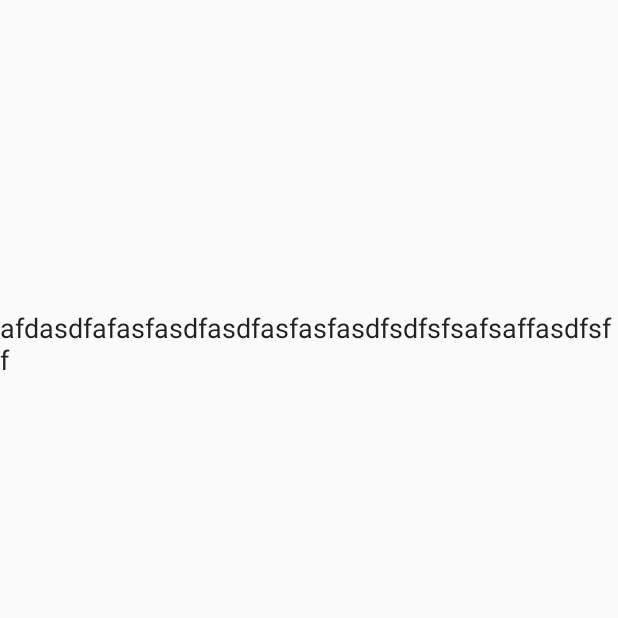
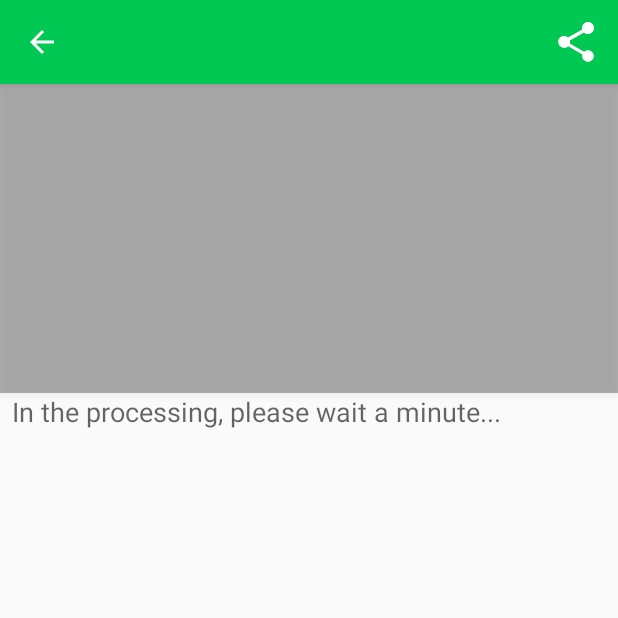
Before and after one commit to Belolme/GraduationProject_OCR_App, an Android app: the OCRTreatmentActivity screen opened directly, with no data from a screen before it, on a phone screen of 412 x 824 dp, the top half of it. Run offline under Robolectric (Android 15) with nearby library versions, the phone set to English and light mode, and no system bars.

Commit message:
接入分享，界面调优

```diff
--- a/app/build.gradle
+++ b/app/build.gradle
@@ -20,8 +20,8 @@ android {
 
 dependencies {
     implementation fileTree(include: ['*.jar'], dir: 'libs')
-    implementation 'com.android.support:appcompat-v7:27.1.0'
-    implementation 'com.android.support.constraint:constraint-layout:1.0.2'
+    implementation 'com.android.support:appcompat-v7:27.1.1'
+    implementation 'com.android.support.constraint:constraint-layout:1.1.0'
     implementation 'com.google.code.gson:gson:2.8.0'
     testImplementation 'junit:junit:4.12'
     androidTestImplementation 'com.android.support.test:runner:1.0.1'
--- a/app/src/main/AndroidManifest.xml
+++ b/app/src/main/AndroidManifest.xml
@@ -16,7 +16,9 @@
         android:roundIcon="@mipmap/ic_launcher_round"
         android:supportsRtl="true"
         android:theme="@style/AppTheme">
-        <activity android:name=".camera.MainActivity">
+        <activity
+            android:name=".camera.MainActivity"
+            android:theme="@style/AppTheme.FullScreen">
             <intent-filter>
                 <action android:name="android.intent.action.MAIN" />
 
--- a/app/src/main/java/com/billin/www/graduationproject_ocr/treatment/OCRTreatmentActivity.java
+++ b/app/src/main/java/com/billin/www/graduationproject_ocr/treatment/OCRTreatmentActivity.java
@@ -3,6 +3,15 @@ package com.billin.www.graduationproject_ocr.treatment;
 import android.content.Context;
 import android.content.Intent;
 import android.graphics.BitmapFactory;
+import android.support.v4.view.MenuItemCompat;
+import android.support.v7.app.ActionBar;
+import android.support.v7.widget.ShareActionProvider;
+import android.support.v7.widget.Toolbar;
+import android.text.Editable;
+import android.text.TextWatcher;
+import android.view.Menu;
+import android.view.MenuItem;
+import android.view.View;
 import android.widget.EditText;
 import android.widget.ImageView;
 
@@ -23,18 +32,22 @@ public class OCRTreatmentActivity extends OCRTreatmentContract.View {
 
     private ImageView mPreviewView;
 
+    private Toolbar mToolbar;
+
+    private ShareActionProvider mShareActionProvider;
+
     public static void go(Context context, String imagePath) {
         Intent intent = new Intent(context, OCRTreatmentActivity.class);
         intent.putExtra(KEY_IMG, imagePath);
         context.startActivity(intent);
     }
 
-    private void init() {
+    private void initPresenter() {
         Intent intent = getIntent();
         String imgPath = intent.getStringExtra(KEY_IMG);
 
         mPreviewView.setImageBitmap(BitmapFactory.decodeFile(imgPath));
-        getPresenter().processOcrString(imgPath);
+//        getPresenter().processOcrString(imgPath);
     }
 
     @Override
@@ -42,8 +55,41 @@ public class OCRTreatmentActivity extends OCRTreatmentContract.View {
         setContentView(R.layout.activity_ocr_result_process);
         mTextView = findViewById(R.id.ocr_process_edit_text);
         mPreviewView = findViewById(R.id.ocr_process_img_preview);
+        mToolbar = findViewById(R.id.ocr_process_toolbar);
 
-        init();
+        // 设置 toolbar
+        setSupportActionBar(mToolbar);
+        ActionBar actionBar = getSupportActionBar();
+        if (actionBar != null) {
+            actionBar.setDisplayHomeAsUpEnabled(true);
+            actionBar.setDisplayShowTitleEnabled(false);
+        }
+        mToolbar.setNavigationOnClickListener(new View.OnClickListener() {
+            @Override
+            public void onClick(View v) {
+                finish();
+            }
+        });
+
+        // 初始化 EditText
+        mTextView.addTextChangedListener(new TextWatcher() {
+            @Override
+            public void beforeTextChanged(CharSequence s, int start, int count, int after) {
+
+            }
+
+            @Override
+            public void onTextChanged(CharSequence s, int start, int before, int count) {
+
+            }
+
+            @Override
+            public void afterTextChanged(Editable s) {
+                setShareIntent();
+            }
+        });
+
+        initPresenter();
     }
 
     @Override
@@ -60,4 +106,49 @@ public class OCRTreatmentActivity extends OCRTreatmentContract.View {
     void moveImageToLocation(int dx, int dy) {
 
     }
+
+    @Override
+    String getText() {
+        return mTextView.getText().toString();
+    }
+
+    @Override
+    public boolean onCreateOptionsMenu(Menu menu) {
+        super.onCreateOptionsMenu(menu);
+        getMenuInflater().inflate(R.menu.activity_ocr_treatment, menu);
+
+        // Locate MenuItem with ShareActionProvider
+        MenuItem item = menu.findItem(R.id.share);
+
+        // Fetch and store ShareActionProvider
+        mShareActionProvider = (ShareActionProvider) MenuItemCompat.getActionProvider(item);
+
+        // Get the ViewPager's current item position and set its ShareIntent.
+        setShareIntent();
+
+        // Return true to display menu
+        return true;
+    }
+
+    private void setShareIntent() {
+        if (mShareActionProvider != null) {
+            Intent intent = new Intent(Intent.ACTION_SEND);
+            intent.setType("text/plain");
+            intent.putExtra(Intent.EXTRA_TEXT, mTextView.getText().toString());
+            mShareActionProvider.setShareIntent(intent);
+        }
+    }
+
+    @Override
+    public boolean onOptionsItemSelected(MenuItem item) {
+        switch (item.getItemId()) {
+            case R.id.share:
+                break;
+
+            default:
+                return super.onOptionsItemSelected(item);
+        }
+
+        return true;
+    }
 }
--- a/app/src/main/java/com/billin/www/graduationproject_ocr/treatment/OCRTreatmentContract.java
+++ b/app/src/main/java/com/billin/www/graduationproject_ocr/treatment/OCRTreatmentContract.java
@@ -1,4 +1,7 @@
 package com.billin.www.graduationproject_ocr.treatment;
+
+
+import android.support.v7.widget.ShareActionProvider;
 
 import com.billin.www.graduationproject_ocr.base.BaseMVPView;
 import com.billin.www.graduationproject_ocr.base.BasePresenter;
@@ -16,24 +19,17 @@ public interface OCRTreatmentContract<T> {
 
         abstract void moveImageToLocation(int dx, int dy);
 
+        /**
+         * 获取界面显示的文字
+         */
+        abstract String getText();
     }
 
     abstract class Presenter extends BasePresenter<View> {
 
         abstract void processOcrString(String imgPath);
 
-        /**
-         * 用户处理完文字后回调这个接口
-         */
-        abstract void confirm(String res);
-
-        /**
-         * 用户不对这个结果进行处理
-         */
-        abstract void cancel();
-
         abstract void clickCharPos(int pos);
-
     }
 
 }
--- a/app/src/main/res/drawable/ic_check_black_24dp.xml
+++ b/app/src/main/res/drawable/ic_check_white_24dp.xml
@@ -4,6 +4,6 @@
     android:viewportHeight="24.0"
     android:viewportWidth="24.0">
     <path
-        android:fillColor="#FF000000"
+        android:fillColor="#FFFFFFFF"
         android:pathData="M9,16.17L4.83,12l-1.42,1.41L9,19 21,7l-1.41,-1.41z" />
 </vector>
--- a/app/src/main/res/layout/activity_ocr_result_process.xml
+++ b/app/src/main/res/layout/activity_ocr_result_process.xml
@@ -4,34 +4,50 @@
     android:layout_width="match_parent"
     android:layout_height="match_parent">
 
+    <android.support.v7.widget.Toolbar
+        android:id="@+id/ocr_process_toolbar"
+        android:layout_width="match_parent"
+        android:layout_height="?attr/actionBarSize"
+        android:background="@color/colorPrimary"
+        android:elevation="4dp"
+        android:theme="@style/ThemeOverlay.AppCompat.Dark.ActionBar"
+        app:layout_constraintTop_toTopOf="parent"
+        app:popupTheme="@style/ThemeOverlay.AppCompat.Light" />
+
     <ImageView
         android:id="@+id/ocr_process_img_preview"
         android:layout_width="0dp"
         android:layout_height="206dp"
+        android:layout_marginTop="0dp"
+        android:background="#4C000000"
+        android:elevation="4dp"
+        android:scaleType="fitCenter"
         app:layout_constraintEnd_toEndOf="parent"
         app:layout_constraintStart_toStartOf="parent"
-        app:layout_constraintTop_toTopOf="parent"
-        android:scaleType="fitCenter"
+        app:layout_constraintTop_toBottomOf="@+id/ocr_process_toolbar"
         app:srcCompat="@drawable/ic_launcher_background" />
 
     <ScrollView
         android:id="@+id/ocr_process_edit_text_container"
         android:layout_width="0dp"
         android:layout_height="0dp"
+        android:layout_marginBottom="8dp"
+        android:layout_marginEnd="8dp"
+        android:layout_marginStart="8dp"
         android:orientation="vertical"
         app:layout_constraintBottom_toBottomOf="parent"
         app:layout_constraintEnd_toEndOf="parent"
         app:layout_constraintStart_toStartOf="parent"
         app:layout_constraintTop_toBottomOf="@+id/ocr_process_img_preview"
-        app:layout_constraintVertical_bias="0.0">
+        app:layout_constraintVertical_bias="0.50">
 
         <EditText
             android:id="@+id/ocr_process_edit_text"
             android:layout_width="match_parent"
             android:layout_height="wrap_content"
             android:background="@android:color/transparent"
-            android:inputType="textMultiLine"
-            android:text="afdasdfafasfasdfasdfasfasfasdfsdfsfsafsaffasdfsff" />
+            android:hint="@string/in_processing"
+            android:inputType="textMultiLine" />
 
     </ScrollView>
 
--- /dev/null
+++ b/app/src/main/res/menu/activity_ocr_treatment.xml
@@ -0,0 +1,11 @@
+<?xml version="1.0" encoding="utf-8"?>
+<menu xmlns:android="http://schemas.android.com/apk/res/android"
+    xmlns:app="http://schemas.android.com/apk/res-auto">
+
+    <item
+        android:id="@+id/share"
+        android:title="@string/share"
+        app:actionProviderClass="android.support.v7.widget.ShareActionProvider"
+        app:showAsAction="always" />
+
+</menu>
--- a/app/src/main/res/values/strings.xml
+++ b/app/src/main/res/values/strings.xml
@@ -4,4 +4,6 @@
     <string name="description_info">Info</string>
     <string name="request_permission">This sample needs camera permission.</string>
     <string name="camera_error">This device doesn\'t support Camera2 API.</string>
+    <string name="share">Share</string>
+    <string name="in_processing">In the processing, please wait a minute...</string>
 </resources>
--- a/app/src/main/res/values/styles.xml
+++ b/app/src/main/res/values/styles.xml
@@ -6,6 +6,9 @@
         <item name="colorPrimary">@color/colorPrimary</item>
         <item name="colorPrimaryDark">@color/colorPrimaryDark</item>
         <item name="colorAccent">@color/colorAccent</item>
+    </style>
+
+    <style name="AppTheme.FullScreen" parent="AppTheme">
         <item name="android:windowFullscreen">true</item>
     </style>
 
```
Also changed, not shown: app/src/main/java/com/billin/www/graduationproject_ocr/confirm/ConfirmView.java (+23 -12 lines), app/src/main/java/com/billin/www/graduationproject_ocr/treatment/OCRTreatmentPresenter.java (+3 -10 lines), app/src/main/res/drawable/ic_share_white_24dp.xml (added, +10 -0 lines), app/src/main/res/layout/activity_confirm.xml (+1 -21 lines), app/src/main/res/menu/activity_confirm.xml (added, +12 -0 lines).
